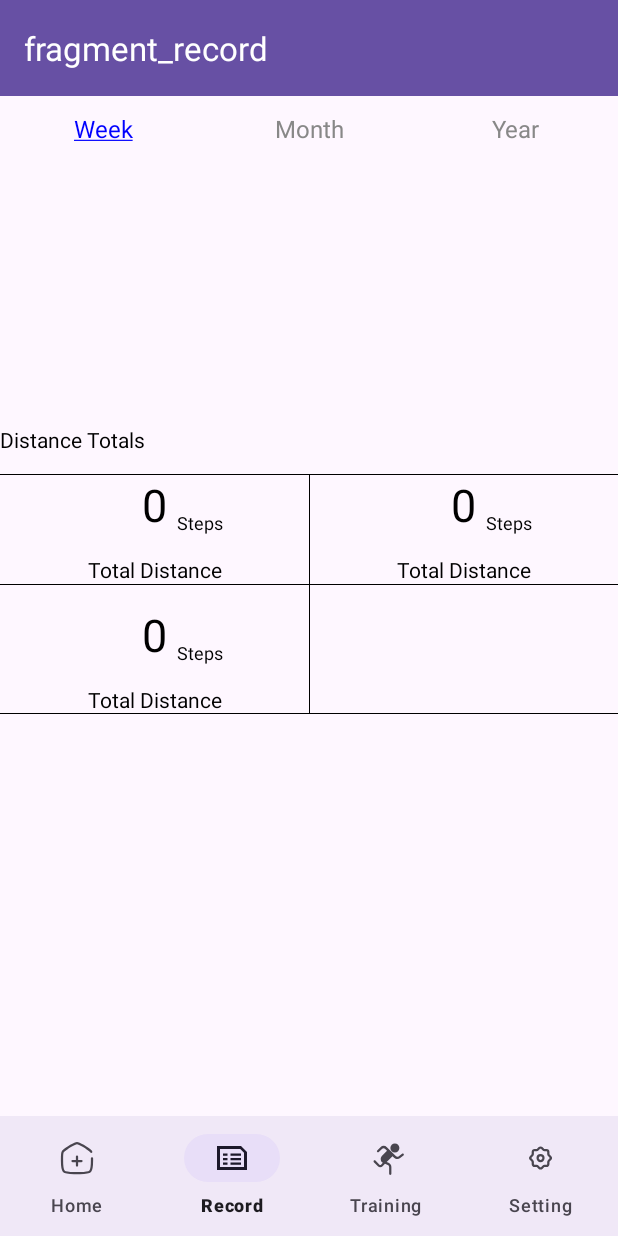
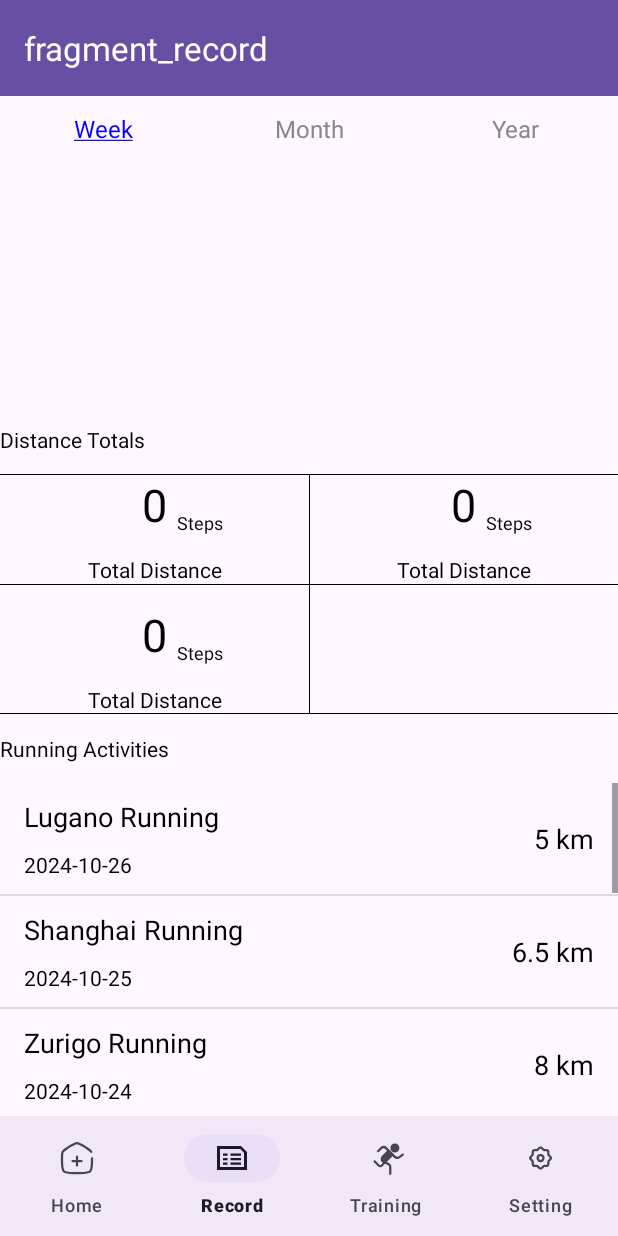
Before and after one commit to XiaoruiWang-SH/StepApp, an Android app: the screen it shows after launch (MainActivity), item 2 of the bottom bar chosen, on a phone screen of 412 x 824 dp. Run offline under Robolectric (Android 15) with nearby library versions, the phone set to English and light mode, and no system bars; our stand-ins replace navigation-ui; libraries missing offline, so code that uses them is left out: com.anychart, com.anychart.chart, com.anychart.charts, com.anychart.core, com.anychart.enums; 7 statements that could not run were skipped.

Commit message:
add list view and fake data

```diff
--- a/app/src/main/java/com/example/myapplication/ui/record/RecordFragment.java
+++ b/app/src/main/java/com/example/myapplication/ui/record/RecordFragment.java
@@ -19,10 +19,13 @@ import androidx.navigation.fragment.NavHostFragment;
 import android.view.LayoutInflater;
 import android.view.View;
 import android.view.ViewGroup;
+import android.widget.ArrayAdapter;
 import android.widget.Button;
 import android.widget.LinearLayout;
+import android.widget.ListView;
 import android.widget.ScrollView;
 import android.widget.TextView;
+import android.widget.Toast;
 
 import com.example.myapplication.R;
 import com.example.myapplication.Utils.DateUtils;
@@ -40,8 +43,6 @@ public class RecordFragment extends Fragment {
     private RecordViewModel mViewModel;
     private FragmentRecordBinding binding;
 
-//    private Button btn;
-
     public static RecordFragment newInstance() {
         return new RecordFragment();
     }
@@ -56,49 +57,7 @@ public class RecordFragment extends Fragment {
         binding = FragmentRecordBinding.inflate(inflater, container, false);
         ConstraintLayout root = binding.getRoot();
 
-        ScrollView scrollView = new ScrollView(getContext());
-        scrollView.setLayoutParams(new ViewGroup.LayoutParams(
-                ViewGroup.LayoutParams.MATCH_PARENT,
-                ViewGroup.LayoutParams.MATCH_PARENT
-        ));
-
-        ConstraintLayout scrollViewRoot = new ConstraintLayout(getContext());
-        scrollViewRoot.setLayoutParams(new ViewGroup.LayoutParams(
-                ViewGroup.LayoutParams.MATCH_PARENT,
-                ViewGroup.LayoutParams.MATCH_PARENT
-        ));
-        scrollView.addView(scrollViewRoot);
-        root.addView(scrollView);
-
-        addSubViews(scrollViewRoot);
-
-
-//        btn = new Button(getContext());
-//        btn.setId(View.generateViewId());
-//        btn.setText("Click");
-//        btn.setOnClickListener(new View.OnClickListener() {
-//            @Override
-//            public void onClick(View view) {
-//                Navigation.findNavController(view).navigate(R.id.action_recordFragment_to_recordDetailFragment);
-//            }
-//        });
-//        root.addView(btn);
-//
-//        ConstraintSet constraintSet = new ConstraintSet();
-//        constraintSet.clone(root);
-//
-//        // add constraint
-//        constraintSet.connect(btn.getId(),ConstraintSet.TOP, ConstraintSet.PARENT_ID, ConstraintSet.TOP,0);
-//        constraintSet.connect(btn.getId(),ConstraintSet.BOTTOM, ConstraintSet.PARENT_ID, ConstraintSet.BOTTOM,0);
-//        constraintSet.connect(btn.getId(),ConstraintSet.START, ConstraintSet.PARENT_ID, ConstraintSet.START,0);
-//        constraintSet.connect(btn.getId(),ConstraintSet.END, ConstraintSet.PARENT_ID, ConstraintSet.END,0);
-//        constraintSet.setHorizontalBias(btn.getId(),0.5f);
-//        constraintSet.setVerticalBias(btn.getId(), 0.3f);
-//
-//        constraintSet.applyTo(root);
-
-//        NavController navController = Navigation.findNavController(root.getRootView());
-//        NavHostFragment.findNavController(this);
+        addSubViews(root);
 
         return root;
 
@@ -124,7 +83,7 @@ public class RecordFragment extends Fragment {
         scrollViewRoot.addView(statisticView);
 
 
-        SummedView summedView = new SummedView(getContext(), 1000);
+        SummedView summedView = new SummedView(getContext());
 //        summedView.setBackgroundColor(Color.RED);
         summedView.setId(View.generateViewId());
         ConstraintLayout.LayoutParams summedViewParams = new ConstraintLayout.LayoutParams(
@@ -137,23 +96,62 @@ public class RecordFragment extends Fragment {
         summedView.setLayoutParams(summedViewParams);
         scrollViewRoot.addView(summedView);
 
+        TextView listTitleTextView = new TextView(getContext());
+        listTitleTextView.setText("Running Activities");
+        listTitleTextView.setId(View.generateViewId());
+        listTitleTextView.setTextSize(14);
+        listTitleTextView.setTextColor(Color.BLACK);
+        ConstraintLayout.LayoutParams listTitleTextViewParams = new ConstraintLayout.LayoutParams(
+                ConstraintLayout.LayoutParams.WRAP_CONTENT,
+                ConstraintLayout.LayoutParams.WRAP_CONTENT
+        );
+        listTitleTextViewParams.topToBottom = summedView.getId();
+        listTitleTextViewParams.startToStart = ConstraintLayout.LayoutParams.PARENT_ID;
+        listTitleTextViewParams.topMargin = 20;
+        listTitleTextView.setLayoutParams(listTitleTextViewParams);
+        scrollViewRoot.addView(listTitleTextView);
 
-        // create a button
-//        Button button = new Button(getContext());
-//        button.setId(View.generateViewId());
-//        button.setText("This is a button");
-//
-//
-//        ConstraintLayout.LayoutParams buttonParams = new ConstraintLayout.LayoutParams(
-//                ViewGroup.LayoutParams.MATCH_PARENT,
-//                ViewGroup.LayoutParams.WRAP_CONTENT
-//        );
-//        buttonParams.topToBottom = statisticView.getId();
-//        buttonParams.startToStart = ConstraintLayout.LayoutParams.PARENT_ID;
-//        buttonParams.endToEnd = ConstraintLayout.LayoutParams.PARENT_ID;
-//        button.setLayoutParams(buttonParams);
-//        scrollViewRoot.addView(button);
 
+        // Create a ListView programmatically
+        ListView listView = new ListView(getContext());
+//        listView.setBackgroundColor(Color.LTGRAY);
+        listView.setId(View.generateViewId());
+        ConstraintLayout.LayoutParams listViewParams = new ConstraintLayout.LayoutParams(
+                ConstraintLayout.LayoutParams.MATCH_PARENT,
+                ConstraintLayout.LayoutParams.MATCH_CONSTRAINT
+        );
+        listViewParams.topToBottom = listTitleTextView.getId();
+        listViewParams.startToStart = ConstraintLayout.LayoutParams.PARENT_ID;
+        listViewParams.endToEnd = ConstraintLayout.LayoutParams.PARENT_ID;
+        listViewParams.bottomToBottom = ConstraintLayout.LayoutParams.PARENT_ID;
+        listViewParams.topMargin = 20;
+        listView.setLayoutParams(listViewParams);
+        scrollViewRoot.addView(listView);
+
+        // Sample data for the ListView
+        String[] items = {"Item 1", "Item 2", "Item 3", "Item 4", "Item 1", "Item 2", "Item 3", "Item 4", "Item 1", "Item 2", "Item 3", "Item 4"};
+
+        RunningRecord record1 = new RunningRecord(1, "2024-10-26", "26", "10", "2024", "Lugano", "1:30", "100", "5", "5", "[6,6.5,6,6.5,5]", "[{\"lat\":\"60\",\"lng\":\"90\"},{\"lat\":\"61\",\"lng\":\"91\"},{\"lat\":\"62\",\"lng\":\"92\"},{\"lat\":\"63\",\"lng\":\"93\"},{\"lat\":\"64\",\"lng\":\"94\"}]");
+        RunningRecord record2 = new RunningRecord(2, "2024-10-25", "25", "10", "2024", "Shanghai", "1:30", "100", "6.5", "5", "[6,6.5,6,6.5,5]", "[{\"lat\":\"60\",\"lng\":\"90\"},{\"lat\":\"61\",\"lng\":\"91\"},{\"lat\":\"62\",\"lng\":\"92\"},{\"lat\":\"63\",\"lng\":\"93\"},{\"lat\":\"64\",\"lng\":\"94\"}]");
+        RunningRecord record3 = new RunningRecord(3, "2024-10-24", "24", "10", "2024", "Zurigo", "1:30", "100", "8", "5", "[6,6.5,6,6.5,5]", "[{\"lat\":\"60\",\"lng\":\"90\"},{\"lat\":\"61\",\"lng\":\"91\"},{\"lat\":\"62\",\"lng\":\"92\"},{\"lat\":\"63\",\"lng\":\"93\"},{\"lat\":\"64\",\"lng\":\"94\"}]");
+        RunningRecord record4 = new RunningRecord(4, "2024-10-23", "23", "10", "2024", "Lugano", "1:30", "100", "7", "5", "[6,6.5,6,6.5,5]", "[{\"lat\":\"60\",\"lng\":\"90\"},{\"lat\":\"61\",\"lng\":\"91\"},{\"lat\":\"62\",\"lng\":\"92\"},{\"lat\":\"63\",\"lng\":\"93\"},{\"lat\":\"64\",\"lng\":\"94\"}]");
+        RunningRecord record5 = new RunningRecord(5, "2024-10-22", "22", "10", "2024", "Beijing", "1:30", "100", "10", "5", "[6,6.5,6,6.5,5]", "[{\"lat\":\"60\",\"lng\":\"90\"},{\"lat\":\"61\",\"lng\":\"91\"},{\"lat\":\"62\",\"lng\":\"92\"},{\"lat\":\"63\",\"lng\":\"93\"},{\"lat\":\"64\",\"lng\":\"94\"}]");
+        RunningRecord record6 = new RunningRecord(6, "2024-10-21", "21", "10", "2024", "Lugano", "1:30", "100", "12", "5", "[6,6.5,6,6.5,5]", "[{\"lat\":\"60\",\"lng\":\"90\"},{\"lat\":\"61\",\"lng\":\"91\"},{\"lat\":\"62\",\"lng\":\"92\"},{\"lat\":\"63\",\"lng\":\"93\"},{\"lat\":\"64\",\"lng\":\"94\"}]");
+        RunningRecord record7 = new RunningRecord(7, "2024-10-20", "20", "10", "2024", "Lugano", "1:30", "100", "7", "5", "[6,6.5,6,6.5,5]", "[{\"lat\":\"60\",\"lng\":\"90\"},{\"lat\":\"61\",\"lng\":\"91\"},{\"lat\":\"62\",\"lng\":\"92\"},{\"lat\":\"63\",\"lng\":\"93\"},{\"lat\":\"64\",\"lng\":\"94\"}]");
+        RunningRecord record8 = new RunningRecord(8, "2024-10-19", "19", "10", "2024", "Lugano", "1:30", "100", "11", "5", "[6,6.5,6,6.5,5]", "[{\"lat\":\"60\",\"lng\":\"90\"},{\"lat\":\"61\",\"lng\":\"91\"},{\"lat\":\"62\",\"lng\":\"92\"},{\"lat\":\"63\",\"lng\":\"93\"},{\"lat\":\"64\",\"lng\":\"94\"}]");
+        RunningRecord record9 = new RunningRecord(9, "2024-10-18", "18", "10", "2024", "Lugano", "1:30", "100", "7.9", "5", "[6,6.5,6,6.5,5]", "[{\"lat\":\"60\",\"lng\":\"90\"},{\"lat\":\"61\",\"lng\":\"91\"},{\"lat\":\"62\",\"lng\":\"92\"},{\"lat\":\"63\",\"lng\":\"93\"},{\"lat\":\"64\",\"lng\":\"94\"}]");
+
+
+        ActivityRecordItem activityRecordItem = new ActivityRecordItem(getContext(), List.of(record1, record2, record3, record4, record5, record6, record7, record8, record9));
+
+        // Attach the adapter to the ListView
+        listView.setAdapter(activityRecordItem);
+
+        // Handle item clicks
+        listView.setOnItemClickListener((parent, view, position, id) -> {
+            String selectedItem = items[position];
+            Toast.makeText(getContext(), "Clicked: " + selectedItem, Toast.LENGTH_SHORT).show();
+        });
 
     }
 
--- a/app/src/main/java/com/example/myapplication/ui/record/SummedView.java
+++ b/app/src/main/java/com/example/myapplication/ui/record/SummedView.java
@@ -21,12 +21,8 @@ import com.example.myapplication.R;
  */
 public class SummedView extends ConstraintLayout {
 
-    private int height = 0;
-    private int titleHeight = 40;
-
-    public SummedView(Context context, int height) {
+    public SummedView(Context context) {
         super(context);
-        this.height = height;
         init(null, 0);
     }
 
```
